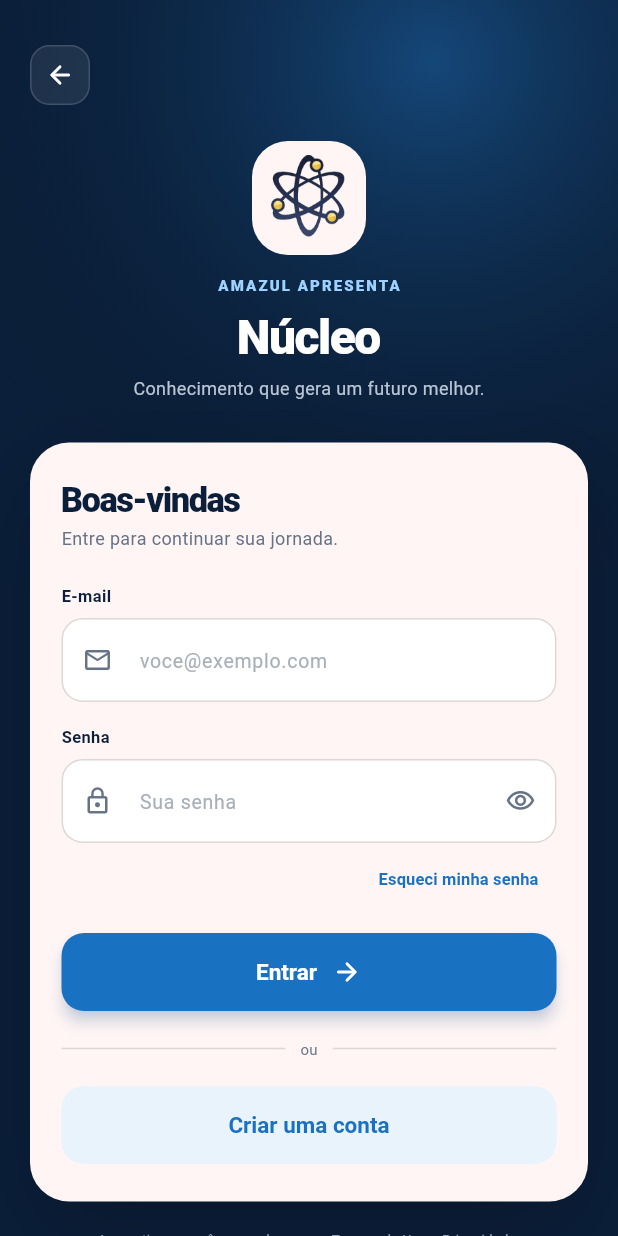
After one commit to hgsouz/nucleo_app, a Flutter app: the LoginScreen screen opened by its route, on a phone screen of 412 x 824 dp. The commit adds this screen. Run offline on Flutter 3.47's test engine with Material 3 defaults, Android fonts, the phone set to English and light mode, and no system bars.

Commit message:
feat: create login screen with form validation

```diff
--- a/lib/main.dart
+++ b/lib/main.dart
@@ -3,6 +3,7 @@ import 'package:flutter/material.dart';
 import 'routes.dart';
 import 'screens/city_game_screen.dart';
 import 'screens/home_screen.dart';
+import 'screens/login_screen.dart';
 import 'screens/myth_game_screen.dart';
 import 'state/app_state.dart';
 import 'theme/app_theme.dart';
@@ -59,8 +60,15 @@ class _NucleoAppState extends State<NucleoApp> {
           ),
         );
         break;
+      case AppRoutes.login:
+        builder = (context) => LoginScreen(onLogin: _state.login);
+        break;
       case AppRoutes.home:
       default:
+        // Nome recebido como argumento da rota (vem da tela de login).
+        final welcomeName = settings.arguments is String
+            ? settings.arguments as String
+            : null;
         builder = (context) => ListenableBuilder(
           listenable: _state,
           builder: (context, _) => HomeScreen(
@@ -69,6 +77,7 @@ class _NucleoAppState extends State<NucleoApp> {
             mythProgress: _state.mythProgress,
             cityProgress: _state.cityProgress,
             ranking: _state.ranking,
+            welcomeName: welcomeName,
           ),
         );
     }
--- /dev/null
+++ b/lib/screens/login_screen.dart
@@ -0,0 +1,467 @@
+import 'package:flutter/material.dart';
+
+import '../routes.dart';
+import '../theme/app_colors.dart';
+import '../theme/app_theme.dart';
+import '../widgets/common.dart';
+import '../widgets/nucleo_button.dart';
+import '../widgets/nucleo_logo.dart';
+import '../widgets/page_header.dart';
+
+/// Tela de login / cadastro (dados mockados, sem servidor).
+class LoginScreen extends StatefulWidget {
+  /// Chamado quando o formulário é validado com sucesso.
+  final void Function(String name) onLogin;
+
+  const LoginScreen({super.key, required this.onLogin});
+
+  @override
+  State<LoginScreen> createState() => _LoginScreenState();
+}
+
+class _LoginScreenState extends State<LoginScreen> {
+  final _formKey = GlobalKey<FormState>();
+  final _nameController = TextEditingController();
+  final _emailController = TextEditingController();
+  final _passwordController = TextEditingController();
+
+  bool _registerMode = false;
+  bool _hidePassword = true;
+  bool _submitting = false;
+
+  static final RegExp _emailPattern = RegExp(
+    r'^[\w.+\-]+@[\w\-]+(\.[\w\-]+)+$',
+  );
+
+  @override
+  void dispose() {
+    _nameController.dispose();
+    _emailController.dispose();
+    _passwordController.dispose();
+    super.dispose();
+  }
+
+  // ---- Validações ----------------------------------------------------------
+
+  String? _validateName(String? value) {
+    final text = value?.trim() ?? '';
+    if (text.isEmpty) return 'Informe seu nome.';
+    if (text.length < 3) return 'O nome precisa ter pelo menos 3 letras.';
+    return null;
+  }
+
+  String? _validateEmail(String? value) {
+    final text = value?.trim() ?? '';
+    if (text.isEmpty) return 'Informe seu e-mail.';
+    if (!_emailPattern.hasMatch(text)) return 'Digite um e-mail válido.';
+    return null;
+  }
+
+  String? _validatePassword(String? value) {
+    final text = value ?? '';
+    if (text.isEmpty) return 'Informe sua senha.';
+    if (text.length < 6) return 'Use uma senha com pelo menos 6 caracteres.';
+    return null;
+  }
+
+  /// "hugo.souza43@email.com" -> "Hugo Souza"
+  String _nameFromEmail(String email) {
+    final local = email.split('@').first;
+    final parts = local
+        .split(RegExp(r'[._\-+]+'))
+        .map((part) => part.replaceAll(RegExp(r'\d'), ''))
+        .where((part) => part.isNotEmpty)
+        .map((part) => part[0].toUpperCase() + part.substring(1).toLowerCase())
+        .toList();
+    return parts.isEmpty ? 'Explorador' : parts.join(' ');
+  }
+
+  // ---- Ações ---------------------------------------------------------------
+
+  Future<void> _submit() async {
+    final valid = _formKey.currentState?.validate() ?? false;
+    if (!valid) {
+      showAppSnackBar(
+        context,
+        'Confira os campos destacados e tente novamente.',
+        error: true,
+      );
+      return;
+    }
+
+    final email = _emailController.text.trim();
+    final name = _registerMode
+        ? _nameController.text.trim()
+        : _nameFromEmail(email);
+
+    setState(() => _submitting = true);
+    widget.onLogin(name);
+    showAppSnackBar(
+      context,
+      _registerMode
+          ? 'Conta criada! Bem-vindo(a), $name.'
+          : 'Acesso realizado! Redirecionando para sua jornada...',
+    );
+
+    await Future<void>.delayed(const Duration(milliseconds: 900));
+    if (!mounted) return;
+
+    // Passa o nome do usuário como parâmetro para a Home.
+    Navigator.of(context).pushNamedAndRemoveUntil(
+      AppRoutes.home,
+      (route) => false,
+      arguments: name,
+    );
+  }
+
+  void _forgotPassword() {
+    final emailError = _validateEmail(_emailController.text);
+    if (emailError != null) {
+      showAppSnackBar(
+        context,
+        'Preencha um e-mail válido para recuperar a senha.',
+        error: true,
+      );
+      return;
+    }
+
+    showDialog<void>(
+      context: context,
+      builder: (dialogContext) => AlertDialog(
+        backgroundColor: AppColors.cream,
+        shape: RoundedRectangleBorder(borderRadius: BorderRadius.circular(24)),
+        title: const Text(
+          'Recuperar senha',
+          style: TextStyle(fontWeight: FontWeight.w800),
+        ),
+        content: Text(
+          'Enviamos um link de recuperação para '
+          '${_emailController.text.trim()}. (simulação)',
+          style: AppText.body,
+        ),
+        actions: [
+          TextButton(
+            onPressed: () => Navigator.of(dialogContext).pop(),
+            child: const Text('Ok'),
+          ),
+        ],
+      ),
+    );
+  }
+
+  void _toggleMode() {
+    setState(() {
+      _registerMode = !_registerMode;
+      _formKey.currentState?.reset();
+    });
+  }
+
+  // ---- Interface -----------------------------------------------------------
+
+  InputDecoration _decoration({
+    required String hint,
+    required IconData icon,
+    Widget? suffix,
+  }) {
+    OutlineInputBorder border(Color color, [double width = 1]) {
+      return OutlineInputBorder(
+        borderRadius: BorderRadius.circular(14),
+        borderSide: BorderSide(color: color, width: width),
+      );
+    }
+
+    return InputDecoration(
+      hintText: hint,
+      hintStyle: const TextStyle(fontSize: 13, color: Color(0xFFA8AFB8)),
+      prefixIcon: Icon(icon, size: 20, color: AppColors.textMuted),
+      suffixIcon: suffix,
+      filled: true,
+      fillColor: AppColors.white,
+      contentPadding: const EdgeInsets.symmetric(horizontal: 14, vertical: 16),
+      errorStyle: const TextStyle(fontSize: 11, color: AppColors.red),
+      enabledBorder: border(AppColors.line),
+      focusedBorder: border(AppColors.blue, 1.6),
+      errorBorder: border(AppColors.red),
+      focusedErrorBorder: border(AppColors.red, 1.6),
+    );
+  }
+
+  Widget _label(String text) {
+    return Padding(
+      padding: const EdgeInsets.only(bottom: 7),
+      child: Text(
+        text,
+        style: const TextStyle(fontSize: 11, fontWeight: FontWeight.w700),
+      ),
+    );
+  }
+
+  @override
+  Widget build(BuildContext context) {
+    return Scaffold(
+      backgroundColor: AppColors.navy,
+      body: Stack(
+        children: [
+          // Brilho azul no topo.
+          Positioned(
+            left: 0,
+            right: 0,
+            top: 0,
+            height: 410,
+            child: DecoratedBox(
+              decoration: BoxDecoration(
+                gradient: RadialGradient(
+                  center: const Alignment(0.4, -0.8),
+                  radius: 0.9,
+                  colors: [
+                    AppColors.blueBright.withValues(alpha: 0.38),
+                    Colors.transparent,
+                  ],
+                ),
+              ),
+            ),
+          ),
+          SafeArea(
+            child: ListView(
+              padding: const EdgeInsets.fromLTRB(20, 30, 20, 24),
+              children: [
+                Align(
+                  alignment: Alignment.centerLeft,
+                  child: SquareIconButton(
+                    icon: Icons.arrow_back_rounded,
+                    tooltip: 'Voltar',
+                    dark: true,
+                    onTap: () => Navigator.of(context).maybePop(),
+                  ),
+                ),
+                _buildBrand(),
+                _buildCard(),
+                const Padding(
+                  padding: EdgeInsets.fromLTRB(18, 18, 18, 0),
+                  child: Text(
+                    'Ao continuar, você concorda com os Termos de Uso e '
+                    'Privacidade.',
+                    textAlign: TextAlign.center,
+                    style: TextStyle(
+                      fontSize: 9,
+                      height: 1.5,
+                      color: Color(0xFF95A6BA),
+                    ),
+                  ),
+                ),
+              ],
+            ),
+          ),
+        ],
+      ),
+    );
+  }
+
+  Widget _buildBrand() {
+    return Padding(
+      padding: const EdgeInsets.fromLTRB(4, 24, 4, 28),
+      child: Column(
+        children: [
+          Container(
+            width: 76,
+            height: 76,
+            alignment: Alignment.center,
+            decoration: BoxDecoration(
+              color: AppColors.cream,
+              borderRadius: BorderRadius.circular(24),
+            ),
+            child: const NucleoLogo(size: 58),
+          ),
+          const SizedBox(height: 13),
+          Text(
+            'AMAZUL APRESENTA',
+            style: AppText.overline.copyWith(color: const Color(0xFF9ED2FF)),
+          ),
+          const SizedBox(height: 5),
+          const Text(
+            'Núcleo',
+            style: TextStyle(
+              fontSize: 32,
+              fontWeight: FontWeight.w800,
+              letterSpacing: -1,
+              color: AppColors.white,
+            ),
+          ),
+          const SizedBox(height: 2),
+          const Text(
+            'Conhecimento que gera um futuro melhor.',
+            style: TextStyle(fontSize: 12, color: Color(0xFFB9C6D5)),
+          ),
+        ],
+      ),
+    );
+  }
+
+  Widget _buildCard() {
+    return Container(
+      padding: const EdgeInsets.fromLTRB(21, 25, 21, 25),
+      decoration: BoxDecoration(
+        color: AppColors.cream,
+        borderRadius: BorderRadius.circular(26),
+        boxShadow: [
+          BoxShadow(
+            color: Colors.black.withValues(alpha: 0.22),
+            blurRadius: 55,
+            offset: const Offset(0, 24),
+          ),
+        ],
+      ),
+      child: Form(
+        key: _formKey,
+        child: Column(
+          crossAxisAlignment: CrossAxisAlignment.start,
+          children: [
+            Text(
+              _registerMode ? 'Criar conta' : 'Boas-vindas',
+              style: AppText.h1.copyWith(fontSize: 23),
+            ),
+            const SizedBox(height: 4),
+            Text(
+              _registerMode
+                  ? 'Preencha seus dados para começar.'
+                  : 'Entre para continuar sua jornada.',
+              style: const TextStyle(fontSize: 12, color: AppColors.textMuted),
+            ),
+            const SizedBox(height: 22),
+            if (_registerMode) ...[
+              _label('Nome'),
+              TextFormField(
+                controller: _nameController,
+                textCapitalization: TextCapitalization.words,
+                textInputAction: TextInputAction.next,
+                validator: _validateName,
+                decoration: _decoration(
+                  hint: 'Como podemos te chamar?',
+                  icon: Icons.person_outline,
+                ),
+              ),
+              const SizedBox(height: 15),
+            ],
+            _label('E-mail'),
+            TextFormField(
+              controller: _emailController,
+              keyboardType: TextInputType.emailAddress,
+              textInputAction: TextInputAction.next,
+              validator: _validateEmail,
+              decoration: _decoration(
+                hint: 'voce@exemplo.com',
+                icon: Icons.mail_outline,
+              ),
+            ),
+            const SizedBox(height: 15),
+            _label('Senha'),
+            TextFormField(
+              controller: _passwordController,
+              obscureText: _hidePassword,
+              textInputAction: TextInputAction.done,
+              validator: _validatePassword,
+              onFieldSubmitted: (_) => _submitting ? null : _submit(),
+              decoration: _decoration(
+                hint: 'Sua senha',
+                icon: Icons.lock_outline,
+                suffix: IconButton(
+                  tooltip: _hidePassword ? 'Mostrar senha' : 'Ocultar senha',
+                  icon: Icon(
+                    _hidePassword
+                        ? Icons.visibility_outlined
+                        : Icons.visibility_off_outlined,
+                    size: 20,
+                    color: AppColors.textMuted,
+                  ),
+                  onPressed: () =>
+                      setState(() => _hidePassword = !_hidePassword),
+                ),
+              ),
+            ),
+            if (_registerMode)
+              FormField<bool>(
+                initialValue: false,
+                validator: (accepted) => accepted == true
+                    ? null
+                    : 'Aceite os termos para criar a conta.',
+                builder: (field) => Column(
+                  crossAxisAlignment: CrossAxisAlignment.start,
+                  children: [
+                    const SizedBox(height: 8),
+                    Row(
+                      children: [
+                        Checkbox(
+                          value: field.value ?? false,
+                          activeColor: AppColors.blue,
+                          onChanged: (checked) => field.didChange(checked),
+                        ),
+                        const Expanded(
+                          child: Text(
+                            'Li e aceito os Termos de Uso.',
+                            style: TextStyle(fontSize: 12),
+                          ),
+                        ),
+                      ],
+                    ),
+                    if (field.hasError)
+                      Padding(
+                        padding: const EdgeInsets.only(left: 12),
+                        child: Text(
+                          field.errorText!,
+                          style: const TextStyle(
+                            fontSize: 11,
+                            color: AppColors.red,
+                          ),
+                        ),
+                      ),
+                  ],
+                ),
+              )
+            else
+              Align(
+                alignment: Alignment.centerRight,
+                child: TextButton(
+                  onPressed: _forgotPassword,
+                  child: const Text(
+                    'Esqueci minha senha',
+                    style: TextStyle(
+                      fontSize: 11,
+                      fontWeight: FontWeight.w700,
+                      color: AppColors.blue,
+                    ),
+                  ),
+                ),
+              ),
+            const SizedBox(height: 12),
+            NucleoButton(
+              label: _registerMode ? 'Cadastrar' : 'Entrar',
+              trailingIcon: Icons.arrow_forward_rounded,
+              onPressed: _submitting ? null : _submit,
+            ),
+            const Padding(
+              padding: EdgeInsets.symmetric(vertical: 17),
+              child: Row(
+                children: [
+                  Expanded(child: Divider(color: Color(0xFFDDD6D6))),
+                  Padding(
+                    padding: EdgeInsets.symmetric(horizontal: 10),
+                    child: Text(
+                      'ou',
+                      style: TextStyle(fontSize: 10, color: AppColors.textMuted),
+                    ),
+                  ),
+                  Expanded(child: Divider(color: Color(0xFFDDD6D6))),
+                ],
+              ),
+            ),
+            NucleoButton(
+              label: _registerMode ? 'Já tenho uma conta' : 'Criar uma conta',
+              variant: ButtonVariant.secondary,
+              onPressed: _submitting ? null : _toggleMode,
+            ),
+          ],
+        ),
+      ),
+    );
+  }
+}
```
Also changed, not shown: lib/models/question.dart (+13 -0 lines), lib/screens/home_screen.dart (+31 -7 lines), lib/widgets/common.dart (+9 -2 lines).
